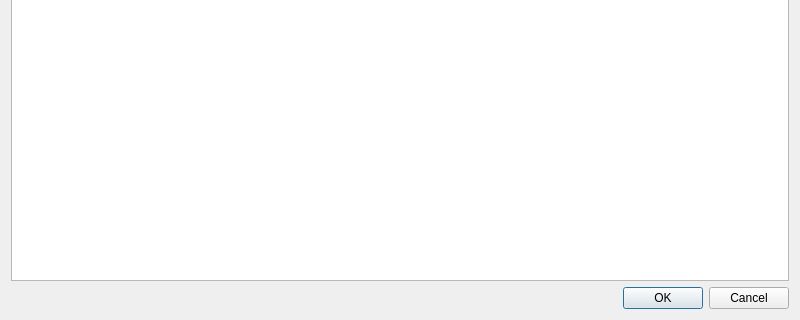
rugewit/puzzle, file MainWindow.ui: the form before one commit; both pictures show x 0 to 800 and y 280 to 600 of the 800 by 600 pixel window.
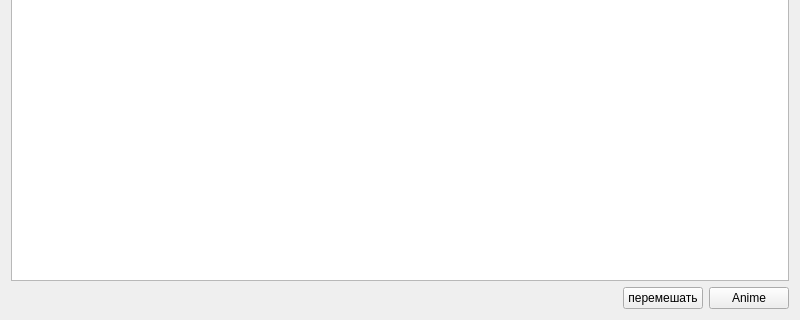
The form after the commit.

Commit message: обновлено

What changed in the file:
```diff
--- a/MainWindow.ui
+++ b/MainWindow.ui
@@ -30,11 +30,35 @@
     <widget class="QGraphicsView" name="graphicsView"/>
    </item>
    <item>
-    <widget class="QDialogButtonBox" name="buttonBox">
-     <property name="standardButtons">
-      <set>QDialogButtonBox::Cancel|QDialogButtonBox::Ok</set>
-     </property>
-    </widget>
+    <layout class="QHBoxLayout" name="horizontalLayout">
+     <item>
+      <spacer name="horizontalSpacer">
+       <property name="orientation">
+        <enum>Qt::Horizontal</enum>
+       </property>
+       <property name="sizeHint" stdset="0">
+        <size>
+         <width>40</width>
+         <height>20</height>
+        </size>
+       </property>
+      </spacer>
+     </item>
+     <item>
+      <widget class="QPushButton" name="shuffle_btn">
+       <property name="text">
+        <string>перемешать</string>
+       </property>
+      </widget>
+     </item>
+     <item>
+      <widget class="QPushButton" name="Anime_btn">
+       <property name="text">
+        <string>Anime</string>
+       </property>
+      </widget>
+     </item>
+    </layout>
    </item>
   </layout>
  </widget>
```
Left out of the diff: 22 changed lines with no effect on the pictures.
